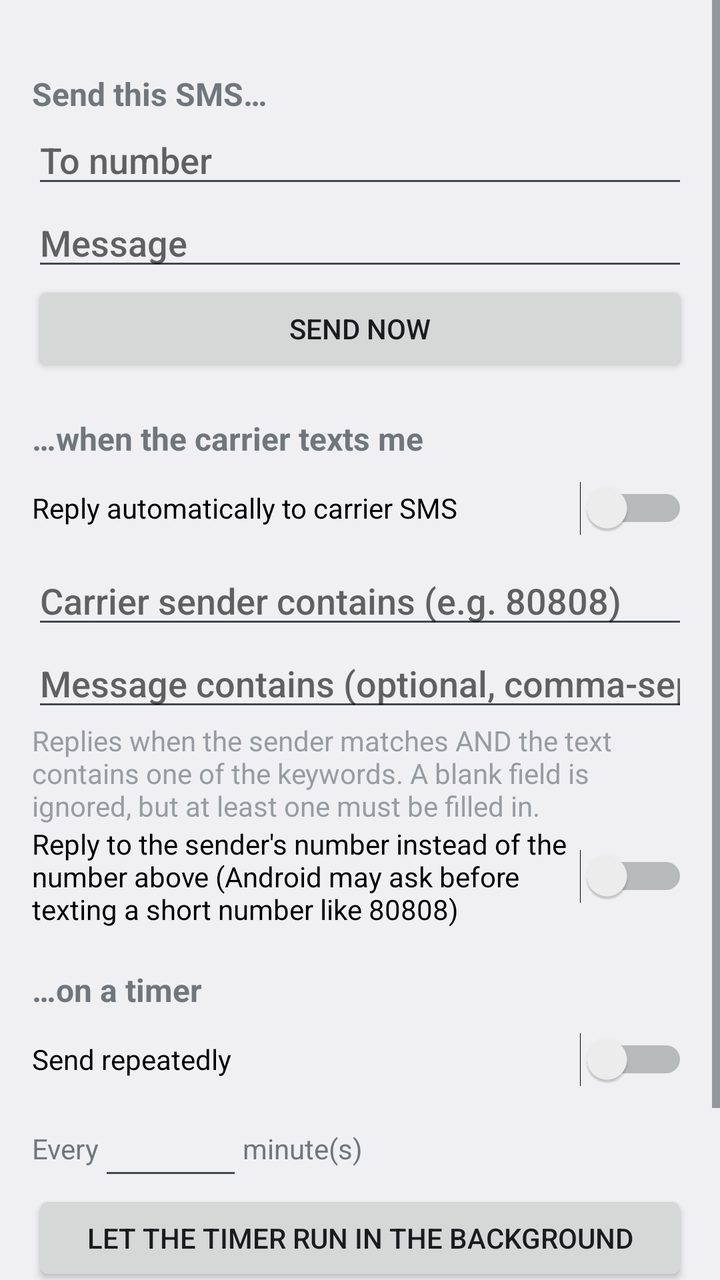
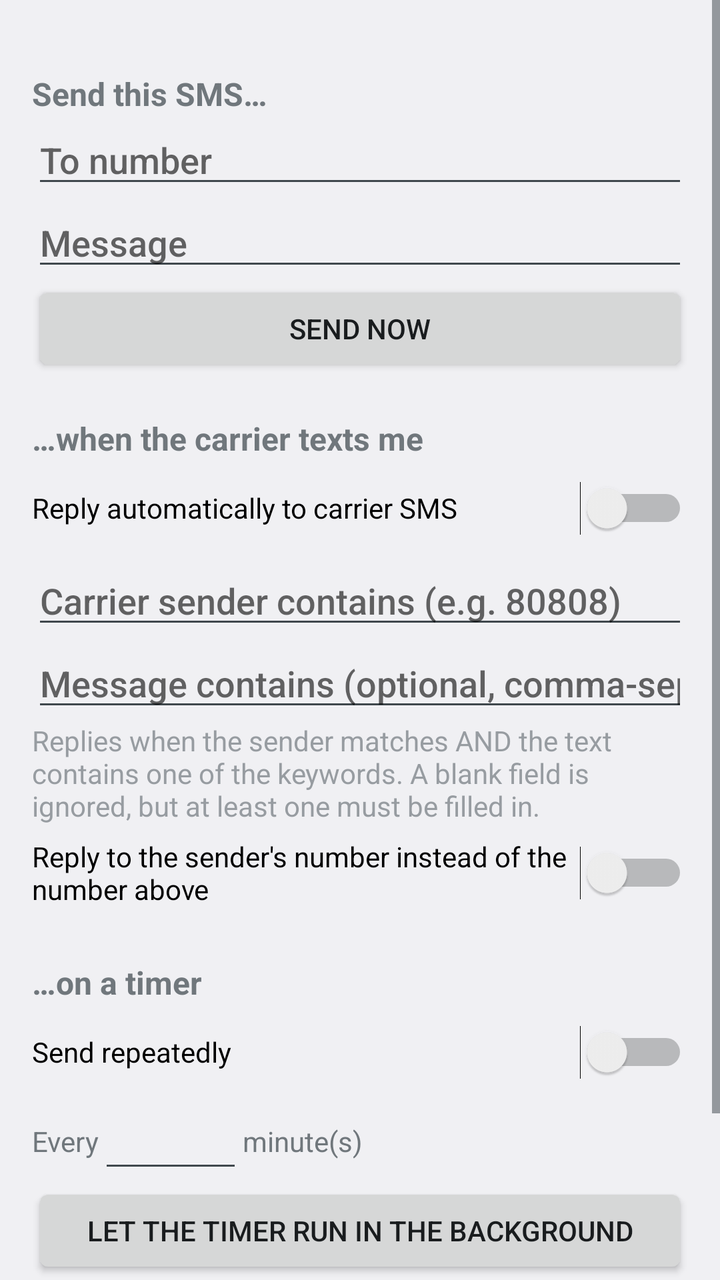

Two renders of the same Android screen: before a commit and after it. Below are the layout's source before the change and the commit's diff.
<!-- AndroidManifest.xml: application theme AppTheme -->
<!-- res/layout/activity_main.xml -->
<?xml version="1.0" encoding="utf-8"?>
<ScrollView xmlns:android="http://schemas.android.com/apk/res/android"
    android:layout_width="match_parent"
    android:layout_height="match_parent"
    android:fitsSystemWindows="true">

    <LinearLayout
        android:layout_width="match_parent"
        android:layout_height="wrap_content"
        android:orientation="vertical"
        android:padding="16dp">

        <TextView
            android:id="@+id/warning"
            android:layout_width="match_parent"
            android:layout_height="wrap_content"
            android:background="#33FF5722"
            android:padding="12dp"
            android:layout_marginBottom="12dp"
            android:visibility="gone" />

        <TextView style="@style/Label" android:text="Send this SMS…" />

        <EditText
            android:id="@+id/number"
            android:layout_width="match_parent"
            android:layout_height="wrap_content"
            android:hint="To number"
            android:inputType="phone" />

        <EditText
            android:id="@+id/message"
            android:layout_width="match_parent"
            android:layout_height="wrap_content"
            android:hint="Message"
            android:inputType="text" />

        <Button
            android:id="@+id/send_now"
            android:layout_width="match_parent"
            android:layout_height="wrap_content"
            android:text="Send now" />

        <TextView style="@style/Label" android:text="…when the carrier texts me" />

        <Switch
            android:id="@+id/auto_reply"
            android:layout_width="match_parent"
            android:layout_height="wrap_content"
            android:minHeight="48dp"
            android:text="Reply automatically to carrier SMS" />

        <EditText
            android:id="@+id/sender_filter"
            android:layout_width="match_parent"
            android:layout_height="wrap_content"
            android:hint="Carrier sender contains (e.g. 80808)"
            android:inputType="text" />

        <EditText
            android:id="@+id/keyword_filter"
            android:layout_width="match_parent"
            android:layout_height="wrap_content"
            android:hint="Message contains (optional, comma-separated)"
            android:inputType="text" />

        <TextView
            android:layout_width="match_parent"
            android:layout_height="wrap_content"
            android:alpha="0.7"
            android:text="Replies when the sender matches AND the text contains one of the keywords. A blank field is ignored, but at least one must be filled in." />

        <Switch
            android:id="@+id/reply_to_sender"
            android:layout_width="match_parent"
            android:layout_height="wrap_content"
            android:minHeight="48dp"
            android:text="Reply to the sender's number instead of the number above (Android may ask before texting a short number like 80808)" />

        <TextView style="@style/Label" android:text="…on a timer" />

        <Switch
            android:id="@+id/timer"
            android:layout_width="match_parent"
            android:layout_height="wrap_content"
            android:minHeight="48dp"
            android:text="Send repeatedly" />

        <LinearLayout
            android:layout_width="match_parent"
            android:layout_height="wrap_content"
            android:gravity="center_vertical"
            android:orientation="horizontal">

            <TextView
                android:layout_width="wrap_content"
                android:layout_height="wrap_content"
                android:text="Every" />

            <EditText
                android:id="@+id/interval"
                android:layout_width="72dp"
                android:layout_height="wrap_content"
                android:gravity="center"
                android:inputType="number" />

            <TextView
                android:layout_width="wrap_content"
                android:layout_height="wrap_content"
                android:text="minute(s)" />
        </LinearLayout>

        <Button
            android:id="@+id/battery"
            android:layout_width="match_parent"
            android:layout_height="wrap_content"
            android:text="Let the timer run in the background" />

        <LinearLayout
            android:layout_width="match_parent"
            android:layout_height="wrap_content"
            android:layout_marginTop="16dp"
            android:gravity="center_vertical"
            android:orientation="horizontal">

            <TextView
                style="@style/Label"
                android:layout_width="0dp"
                android:layout_weight="1"
                android:layout_marginTop="0dp"
                android:text="Activity" />

            <Button
                android:id="@+id/clear_log"
                style="?android:attr/borderlessButtonStyle"
                android:layout_width="wrap_content"
                android:layout_height="wrap_content"
                android:text="Clear" />
        </LinearLayout>

        <TextView
            android:id="@+id/log"
            android:layout_width="match_parent"
            android:layout_height="wrap_content"
            android:fontFamily="monospace"
            android:textIsSelectable="true"
            android:textSize="12sp" />
    </LinearLayout>
</ScrollView>
<!-- resources referenced by this layout -->
<resources>
  <style name="Label">
          <item name="android:layout_width">match_parent</item>
          <item name="android:layout_height">wrap_content</item>
          <item name="android:layout_marginTop">20dp</item>
          <item name="android:textSize">16sp</item>
          <item name="android:textStyle">bold</item>
      </style>
  <style name="AppTheme" parent="@android:style/Theme.DeviceDefault.Light.DarkActionBar" />
</resources>

<!-- the commit's change to res/layout/activity_main.xml (unified diff, before → after) -->
@@ -75,7 +75,7 @@
             android:layout_width="match_parent"
             android:layout_height="wrap_content"
             android:minHeight="48dp"
-            android:text="Reply to the sender's number instead of the number above (Android may ask before texting a short number like 80808)" />
+            android:text="Reply to the sender's number instead of the number above" />
 
         <TextView style="@style/Label" android:text="…on a timer" />
 
